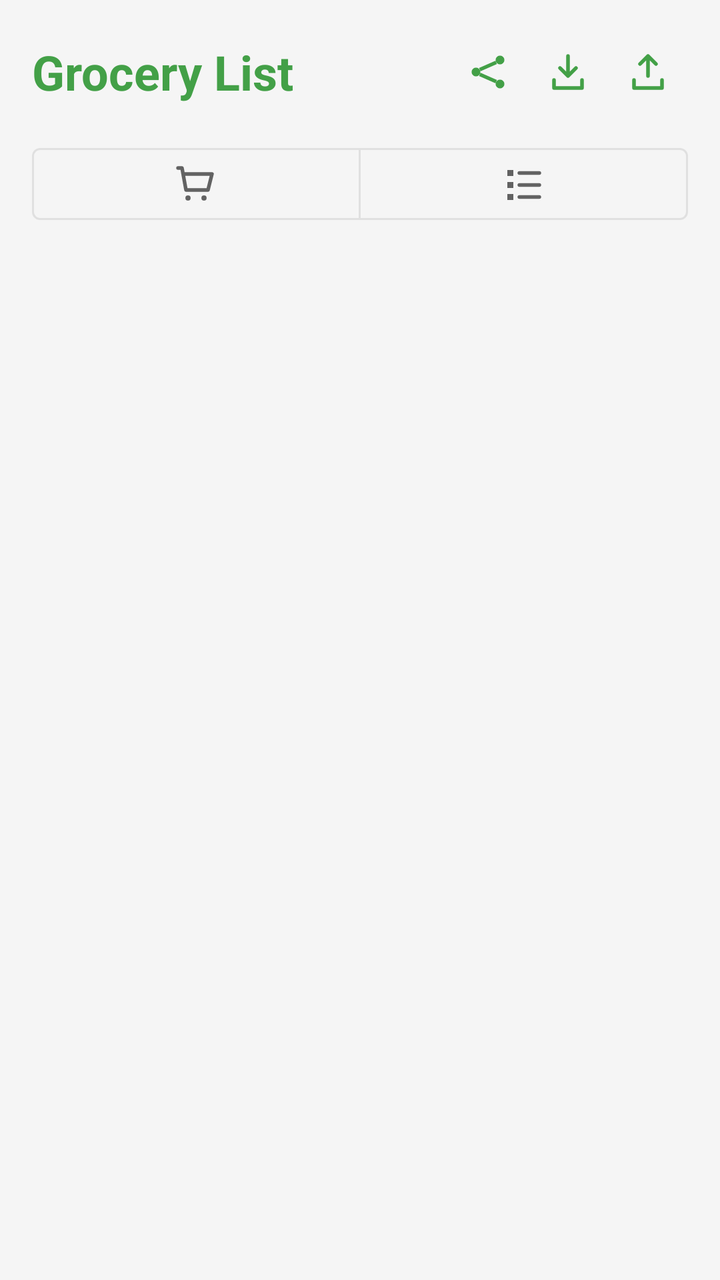
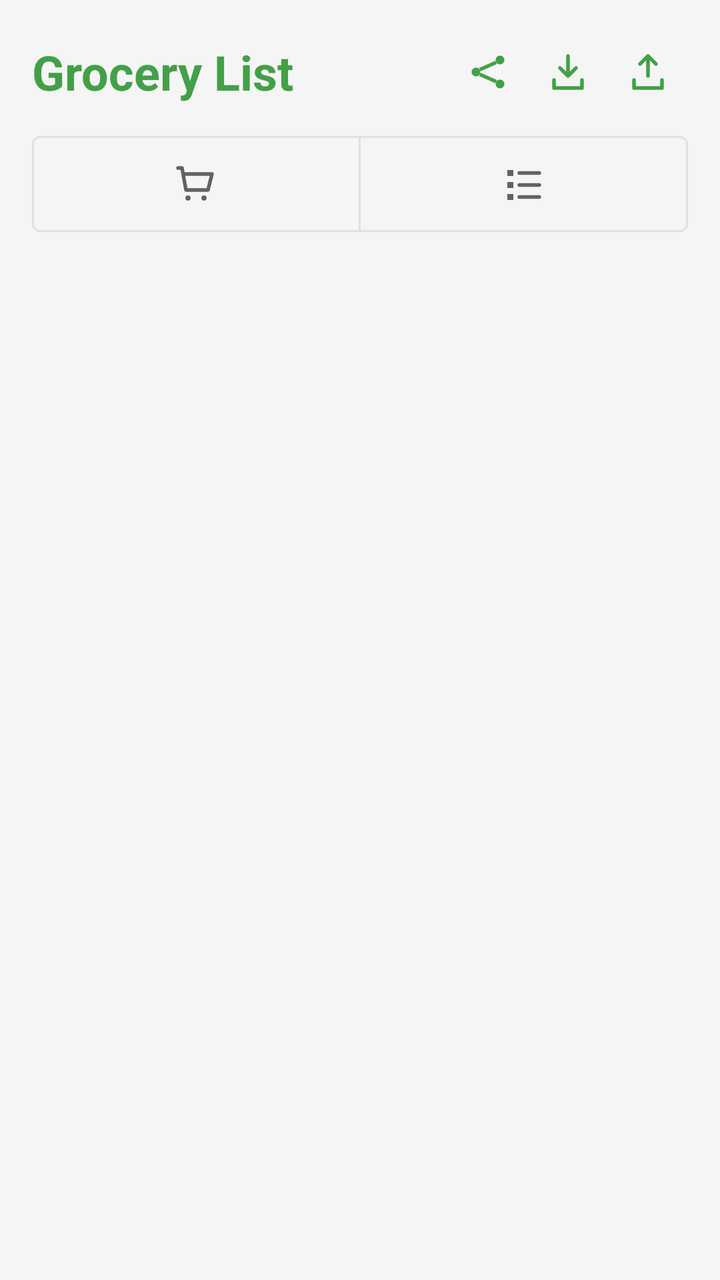

Screens rendered from an Android XML layout before and after an edit, with the pre-edit source and the edit as a unified diff.
<!-- AndroidManifest.xml: application theme Theme.GroceryList -->
<!-- res/layout/activity_main.xml -->
<?xml version="1.0" encoding="utf-8"?>

<LinearLayout xmlns:android="http://schemas.android.com/apk/res/android"
    xmlns:app="http://schemas.android.com/apk/res-auto"
    android:layout_width="match_parent"
    android:layout_height="match_parent"
    android:orientation="vertical"
    android:padding="16dp">

    <LinearLayout
        android:layout_width="match_parent"
        android:layout_height="wrap_content"
        android:orientation="horizontal"
        android:gravity="center_vertical"
        android:layout_marginBottom="12dp">

        <TextView
            android:layout_width="0dp"
            android:layout_height="wrap_content"
            android:layout_weight="1"
            android:text="Grocery List"
            android:textSize="24sp"
            android:textStyle="bold"
            android:textColor="@color/colorPrimary" />

        <ImageButton
            android:id="@+id/shareButton"
            android:layout_width="40dp"
            android:layout_height="40dp"
            android:padding="8dp"
            android:src="@drawable/ic_share"
            android:background="?attr/selectableItemBackgroundBorderless"
            android:contentDescription="Share list" />

        <ImageButton
            android:id="@+id/backupButton"
            android:layout_width="40dp"
            android:layout_height="40dp"
            android:padding="8dp"
            android:src="@drawable/ic_backup"
            android:background="?attr/selectableItemBackgroundBorderless"
            android:contentDescription="Backup list" />

        <ImageButton
            android:id="@+id/restoreButton"
            android:layout_width="40dp"
            android:layout_height="40dp"
            android:padding="8dp"
            android:src="@drawable/ic_restore"
            android:background="?attr/selectableItemBackgroundBorderless"
            android:contentDescription="Restore list" />

    </LinearLayout>

    <com.google.android.material.button.MaterialButtonToggleGroup
        android:id="@+id/viewToggleGroup"
        android:layout_width="match_parent"
        android:layout_height="wrap_content"
        android:layout_marginBottom="12dp"
        app:singleSelection="true"
        app:selectionRequired="true">

        <com.google.android.material.button.MaterialButton
            android:id="@+id/neededButton"
            style="@style/Widget.MaterialComponents.Button.OutlinedButton"
            android:layout_width="0dp"
            android:layout_height="wrap_content"
            android:layout_weight="1"
            android:checked="true"
            android:contentDescription="Needed items"
            app:icon="@drawable/ic_needed"
            app:iconGravity="textStart"
            app:iconPadding="0dp"
            app:iconSize="24dp"
            app:insetTop="0dp"
            app:insetBottom="0dp" />

        <com.google.android.material.button.MaterialButton
            android:id="@+id/allButton"
            style="@style/Widget.MaterialComponents.Button.OutlinedButton"
            android:layout_width="0dp"
            android:layout_height="wrap_content"
            android:layout_weight="1"
            android:contentDescription="All items"
            app:icon="@drawable/ic_all"
            app:iconGravity="textStart"
            app:iconPadding="0dp"
            app:iconSize="24dp"
            app:insetTop="0dp"
            app:insetBottom="0dp" />

    </com.google.android.material.button.MaterialButtonToggleGroup>

    <LinearLayout
        android:id="@+id/addRow"
        android:layout_width="match_parent"
        android:layout_height="wrap_content"
        android:orientation="horizontal"
        android:gravity="bottom"
        android:visibility="gone">

        <com.google.android.material.textfield.TextInputLayout
            style="@style/Widget.MaterialComponents.TextInputLayout.OutlinedBox"
            android:layout_width="0dp"
            android:layout_height="wrap_content"
            android:layout_weight="1"
            android:hint="Add an item">

            <com.google.android.material.textfield.TextInputEditText
                android:id="@+id/itemInput"
                android:layout_width="match_parent"
                android:layout_height="wrap_content" />

        </com.google.android.material.textfield.TextInputLayout>

        <com.google.android.material.button.MaterialButton
            android:id="@+id/addButton"
            android:layout_width="wrap_content"
            android:layout_height="wrap_content"
            android:layout_marginStart="8dp"
            android:text="Add" />
    </LinearLayout>

    <androidx.recyclerview.widget.RecyclerView
        android:id="@+id/itemList"
        android:layout_width="match_parent"
        android:layout_height="0dp"
        android:layout_weight="1"
        android:layout_marginTop="12dp"
        android:clipToPadding="false"
        android:clipChildren="false" />

</LinearLayout>
<!-- resources referenced by this layout -->
<resources>
  <color name="colorPrimary">#43A047</color>
  <!-- drawable ic_all (drawable) -->
  <?xml version="1.0" encoding="utf-8"?>
  <vector xmlns:android="http://schemas.android.com/apk/res/android"
      android:width="24dp"
      android:height="24dp"
      android:viewportWidth="24"
      android:viewportHeight="24">
  
      
      <path
          android:fillColor="#000000"
          android:pathData="M4,5 L7,5 L7,8 L4,8 Z M4,11 L7,11 L7,14 L4,14 Z M4,17 L7,17 L7,20 L4,20 Z" />
  
      
      <path
          android:strokeColor="#000000"
          android:strokeWidth="1.8"
          android:strokeLineCap="round"
          android:pathData="M10,6.5 L20,6.5 M10,12.5 L20,12.5 M10,18.5 L20,18.5" />
  
  </vector>
  <!-- drawable ic_backup (drawable) -->
  <?xml version="1.0" encoding="utf-8"?>
  <vector xmlns:android="http://schemas.android.com/apk/res/android"
      android:width="24dp"
      android:height="24dp"
      android:viewportWidth="24"
      android:viewportHeight="24">
  
      <path
          android:strokeColor="@color/colorPrimary"
          android:strokeWidth="1.8"
          android:strokeLineCap="round"
          android:strokeLineJoin="round"
          android:pathData="M12,4 L12,14 M8,10 L12,14 L16,10 M5,16 L5,20 L19,20 L19,16" />
  
  </vector>
  <!-- drawable ic_needed (drawable) -->
  <?xml version="1.0" encoding="utf-8"?>
  <vector xmlns:android="http://schemas.android.com/apk/res/android"
      android:width="24dp"
      android:height="24dp"
      android:viewportWidth="24"
      android:viewportHeight="24">
  
      
      <path
          android:strokeColor="#000000"
          android:strokeWidth="1.8"
          android:strokeLineCap="round"
          android:strokeLineJoin="round"
          android:pathData="M3,4 L5,4 L7,15 L18,15 L20,7 L6.5,7" />
  
      
      <path
          android:fillColor="#000000"
          android:pathData="M8,19 m-1.3,0 a1.3,1.3 0 1,0 2.6,0 a1.3,1.3 0 1,0 -2.6,0 M16,19 m-1.3,0 a1.3,1.3 0 1,0 2.6,0 a1.3,1.3 0 1,0 -2.6,0" />
  
  </vector>
  <!-- drawable ic_restore (drawable) -->
  <?xml version="1.0" encoding="utf-8"?>
  <vector xmlns:android="http://schemas.android.com/apk/res/android"
      android:width="24dp"
      android:height="24dp"
      android:viewportWidth="24"
      android:viewportHeight="24">
  
      <path
          android:strokeColor="@color/colorPrimary"
          android:strokeWidth="1.8"
          android:strokeLineCap="round"
          android:strokeLineJoin="round"
          android:pathData="M12,14 L12,4 M8,8 L12,4 L16,8 M5,16 L5,20 L19,20 L19,16" />
  
  </vector>
  <!-- drawable ic_share (drawable) -->
  <?xml version="1.0" encoding="utf-8"?>
  <vector xmlns:android="http://schemas.android.com/apk/res/android"
      android:width="24dp"
      android:height="24dp"
      android:viewportWidth="24"
      android:viewportHeight="24">
  
      <path
          android:fillColor="@color/colorPrimary"
          android:pathData="M18,6 m-2.2,0 a2.2,2.2 0 1,0 4.4,0 a2.2,2.2 0 1,0 -4.4,0 M6,12 m-2.2,0 a2.2,2.2 0 1,0 4.4,0 a2.2,2.2 0 1,0 -4.4,0 M18,18 m-2.2,0 a2.2,2.2 0 1,0 4.4,0 a2.2,2.2 0 1,0 -4.4,0" />
  
      <path
          android:strokeColor="@color/colorPrimary"
          android:strokeWidth="1.8"
          android:pathData="M7.9,10.8 L16.1,7.2 M7.9,13.2 L16.1,16.8" />
  
  </vector>
  <style name="Theme.GroceryList" parent="Theme.MaterialComponents.DayNight.NoActionBar">
          <item name="colorPrimary">@color/colorPrimary</item>
          <item name="colorPrimaryDark">@color/colorPrimaryDark</item>
          <item name="colorAccent">@color/colorAccent</item>
          <item name="android:windowBackground">@color/screen_background</item>
      </style>
  <color name="colorPrimaryDark">#2E7D32</color>
  <color name="colorAccent">#43A047</color>
  <color name="screen_background">#F5F5F5</color>
</resources>

<!-- the commit's change to res/layout/activity_main.xml (unified diff, before → after) -->
@@ -72,8 +72,8 @@
             app:iconGravity="textStart"
             app:iconPadding="0dp"
             app:iconSize="24dp"
-            app:insetTop="0dp"
-            app:insetBottom="0dp" />
+            android:insetTop="0dp"
+            android:insetBottom="0dp" />
 
         <com.google.android.material.button.MaterialButton
             android:id="@+id/allButton"
@@ -86,8 +86,8 @@
             app:iconGravity="textStart"
             app:iconPadding="0dp"
             app:iconSize="24dp"
-            app:insetTop="0dp"
-            app:insetBottom="0dp" />
+            android:insetTop="0dp"
+            android:insetBottom="0dp" />
 
     </com.google.android.material.button.MaterialButtonToggleGroup>
 
